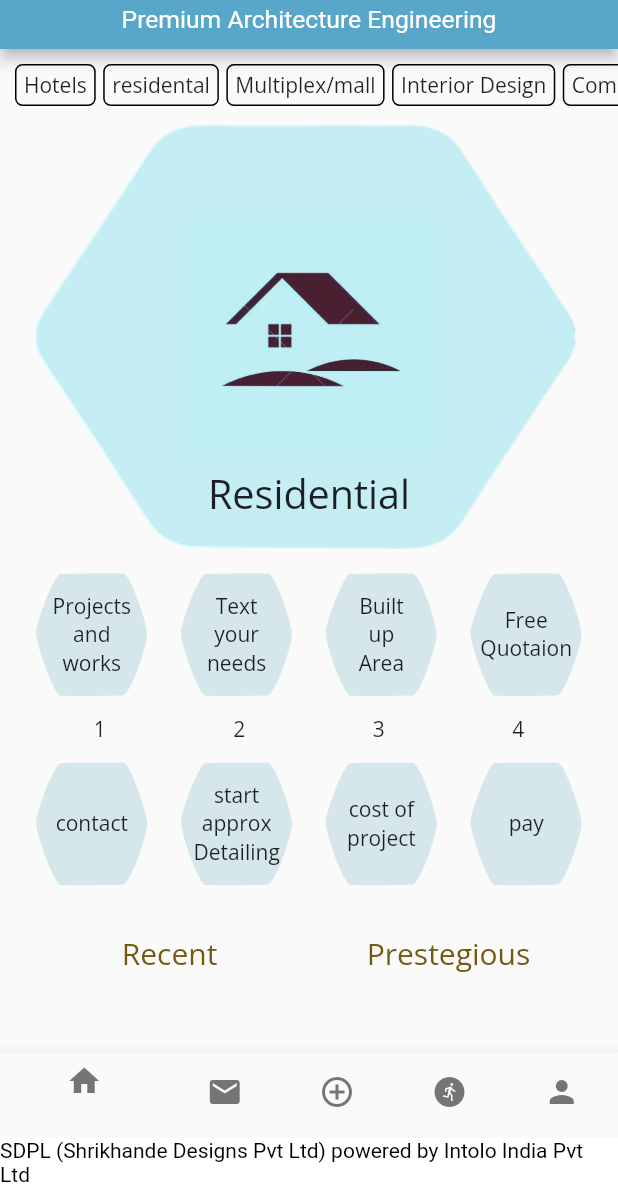
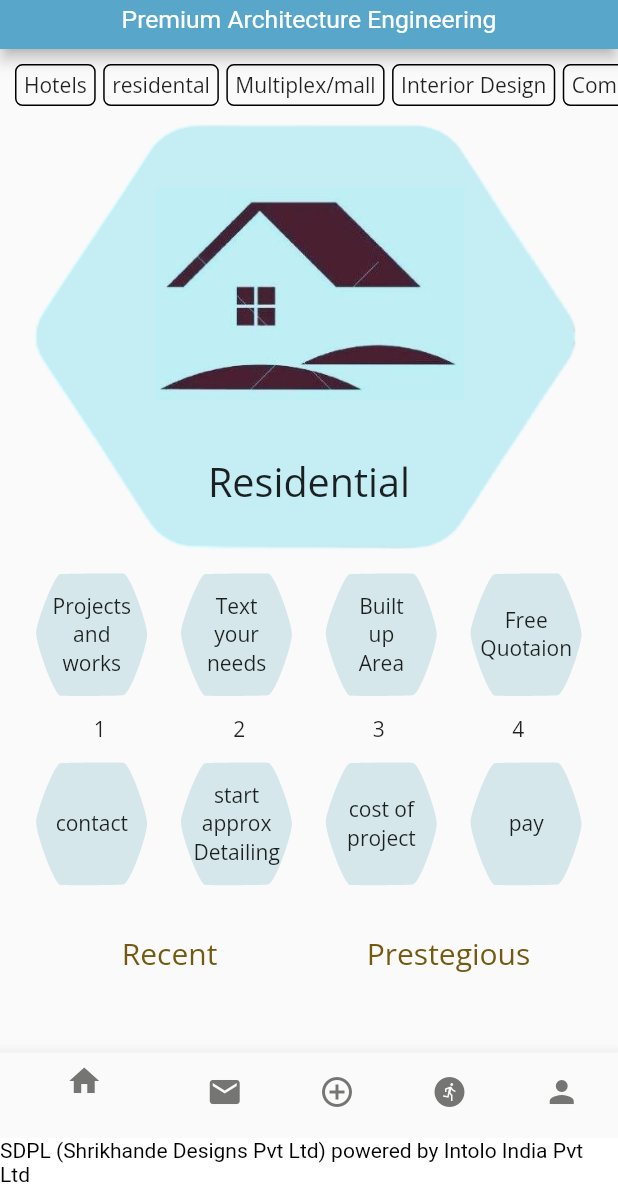
Before and after one commit to IntoloIt2/aashiyan, a Flutter app: the screen it shows after launch, on a phone screen of 412 x 824 dp, the part 50-1236 px from its top. Run offline on Flutter 3.47's test engine with Material 2 defaults, Android fonts, the phone set to English and light mode, and no system bars; drawn by our look-alikes of carousel_slider; network calls fail; Roboto replaces fonts that are missing (Courgette-Regular).

```diff
--- a/lib/view/homepage.dart
+++ b/lib/view/homepage.dart
@@ -77,15 +77,19 @@ class _HomePageState extends State<HomePage> {
                             //   painter: RPSCustomPainter(),
                             // ),
                             Positioned(
-                              top: MediaQuery.of(context).size.height * 0.28,
+                              top: MediaQuery.of(context).size.height * 0.27,
                               child: Text(
                                 "Residential",
                                 style: TextStyle(fontSize: height * 0.032),
                               ),
                             ),
                             Positioned(
-                              width: MediaQuery.of(context).size.width * 0.4,
-                              child: Image.asset("assets/images/resident.jpg"),
+                              // top: height * 0.0,
+                              bottom: height * 0.060,
+                              height: height * 0.3,
+                              width: MediaQuery.of(context).size.width * 0.5,
+                              child: Image.asset(
+                                  "assets/images/resident_resize.jpg"),
                             ),
                           ],
                         ),
```
Also changed, not shown: assets/images/resident_resize.jpg (added).
